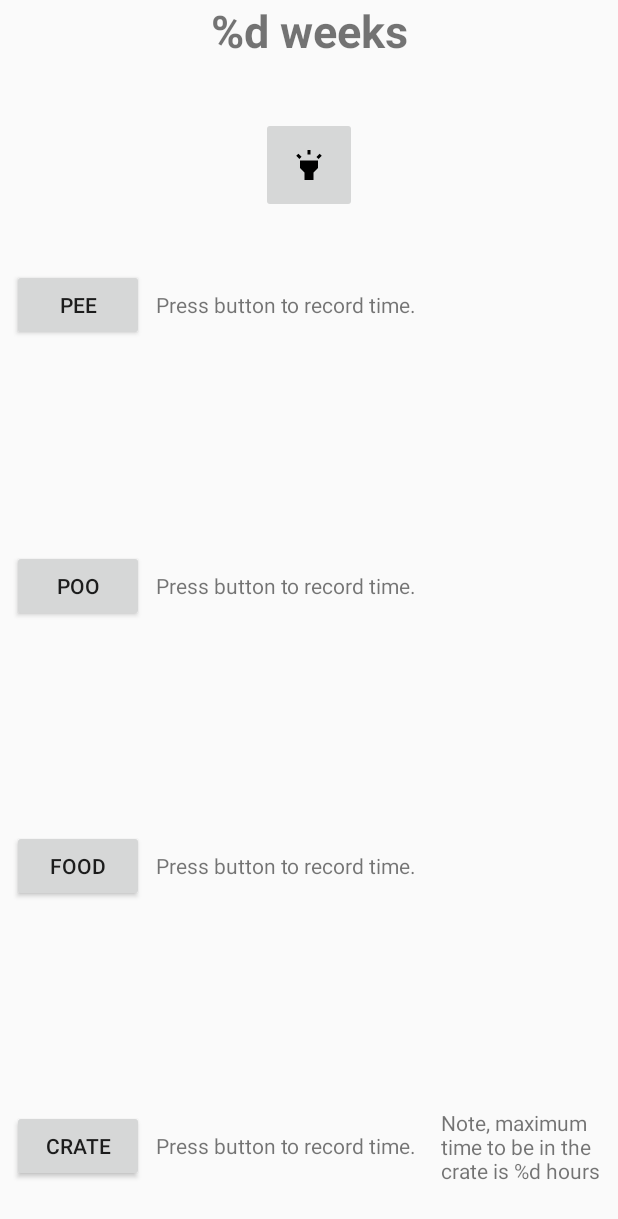
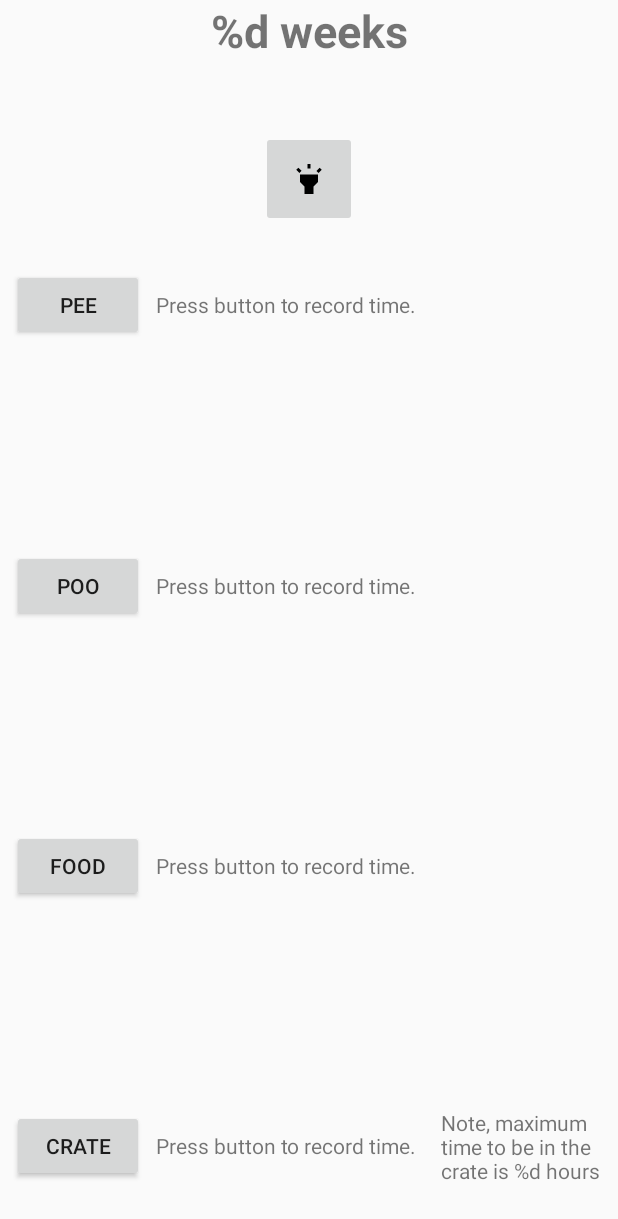
Before and after one commit to jcromp/puppytracker, an Android app: the layout activity_main.xml on its own in the app's theme, with its tools: preview values and no code run, on a phone screen of 412 x 824 dp. Shown: the top 1219 px of the screen. Run offline under Robolectric (Android 15) with nearby library versions, the phone set to English and light mode, and no system bars.

Commit message:
Fix main screen layout

```diff
--- a/app/src/main/res/layout/activity_main.xml
+++ b/app/src/main/res/layout/activity_main.xml
@@ -119,7 +119,7 @@
             android:src="@drawable/ic_btn_flashlight"
             app:layout_constraintStart_toStartOf="parent"
             app:layout_constraintEnd_toEndOf="parent"
-            android:layout_marginTop="8dp" app:layout_constraintTop_toBottomOf="@+id/txtAge"
+            android:layout_marginTop="26dp" app:layout_constraintTop_toBottomOf="@+id/txtAge"
             android:layout_marginBottom="8dp" app:layout_constraintBottom_toTopOf="@+id/btnPee"/>
 
 
```
